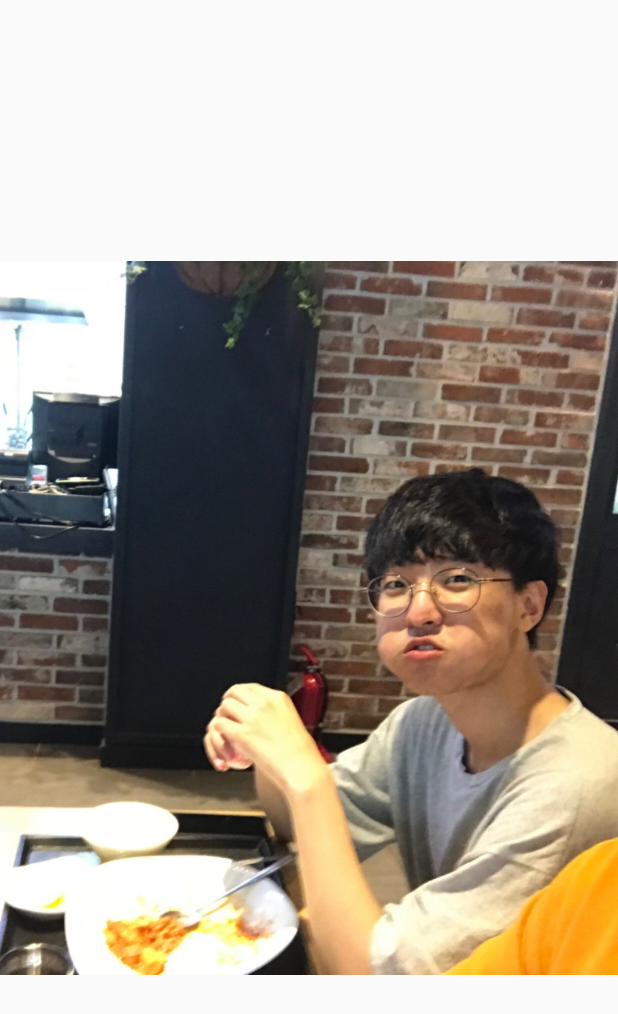
After one commit to HyeokJaeChoi/ImageAnimationExample, an Android app: the FillUserImageActivity screen opened directly, with no data from a screen before it, on a phone screen of 412 x 824 dp. The commit adds this screen. Shown: the top 1014 px of the screen. Run offline under Robolectric (Android 15) with nearby library versions, the phone set to English and light mode, and no system bars; our stand-ins replace Picasso.

Commit message:
ProfileActivity에서 프로필 이미지 클릭 시 FullUserImageActivity를 생성하여 이미지를 전체화면으로 보게 해주는 기능 추가

```diff
--- a/app/src/main/AndroidManifest.xml
+++ b/app/src/main/AndroidManifest.xml
@@ -9,7 +9,8 @@
         android:roundIcon="@mipmap/ic_launcher_round"
         android:supportsRtl="true"
         android:theme="@style/AppTheme.NoActionBar">
-        <activity android:name=".MainActivity"
+        <activity
+            android:name=".MainActivity"
             android:theme="@style/AppTheme.NoActionBar">
             <intent-filter>
                 <action android:name="android.intent.action.MAIN" />
@@ -17,8 +18,10 @@
                 <category android:name="android.intent.category.LAUNCHER" />
             </intent-filter>
         </activity>
-        <activity android:name=".ProfileActivity"
-            android:theme="@style/AppTheme.NoActionAndStatusBar"></activity>
+        <activity
+            android:name=".ProfileActivity"
+            android:theme="@style/AppTheme.NoActionAndStatusBar" />
+        <activity android:name=".FillUserImageActivity"></activity>
     </application>
 
 </manifest>
--- /dev/null
+++ b/app/src/main/java/com/example/hyeok/imageanimationexample/FillUserImageActivity.java
@@ -0,0 +1,26 @@
+package com.example.hyeok.imageanimationexample;
+
+import android.support.v7.app.AppCompatActivity;
+import android.os.Bundle;
+import android.widget.ImageView;
+
+import com.squareup.picasso.Picasso;
+
+public class FillUserImageActivity extends AppCompatActivity {
+
+    ImageView fillUserImage;
+
+    @Override
+    protected void onCreate(Bundle savedInstanceState) {
+        super.onCreate(savedInstanceState);
+        setContentView(R.layout.activity_fill_user_image);
+
+        fillUserImage = (ImageView)findViewById(R.id.fill_user_image);
+
+        initFullUserImage();
+    }
+
+    public void initFullUserImage(){
+        Picasso.get().load(R.drawable.profile_image).into(fillUserImage);
+    }
+}
--- a/app/src/main/java/com/example/hyeok/imageanimationexample/ProfileActivity.java
+++ b/app/src/main/java/com/example/hyeok/imageanimationexample/ProfileActivity.java
@@ -1,5 +1,6 @@
 package com.example.hyeok.imageanimationexample;
 
+import android.content.Intent;
 import android.support.v7.app.AppCompatActivity;
 import android.os.Bundle;
 import android.view.View;
@@ -35,6 +36,7 @@ public class ProfileActivity extends AppCompatActivity{
     }
 
     public void expandImageAllScrean(View view){
-
+        Intent intent = new Intent(ProfileActivity.this, FillUserImageActivity.class);
+        startActivity(intent);
     }
 }
--- /dev/null
+++ b/app/src/main/res/layout/activity_fill_user_image.xml
@@ -0,0 +1,15 @@
+<?xml version="1.0" encoding="utf-8"?>
+<android.support.constraint.ConstraintLayout xmlns:android="http://schemas.android.com/apk/res/android"
+    xmlns:app="http://schemas.android.com/apk/res-auto"
+    xmlns:tools="http://schemas.android.com/tools"
+    android:layout_width="match_parent"
+    android:layout_height="match_parent"
+    tools:context=".FillUserImageActivity">
+
+    <ImageView
+        android:id="@+id/fill_user_image"
+        android:layout_width="match_parent"
+        android:layout_height="match_parent"
+        />
+
+</android.support.constraint.ConstraintLayout>
```
